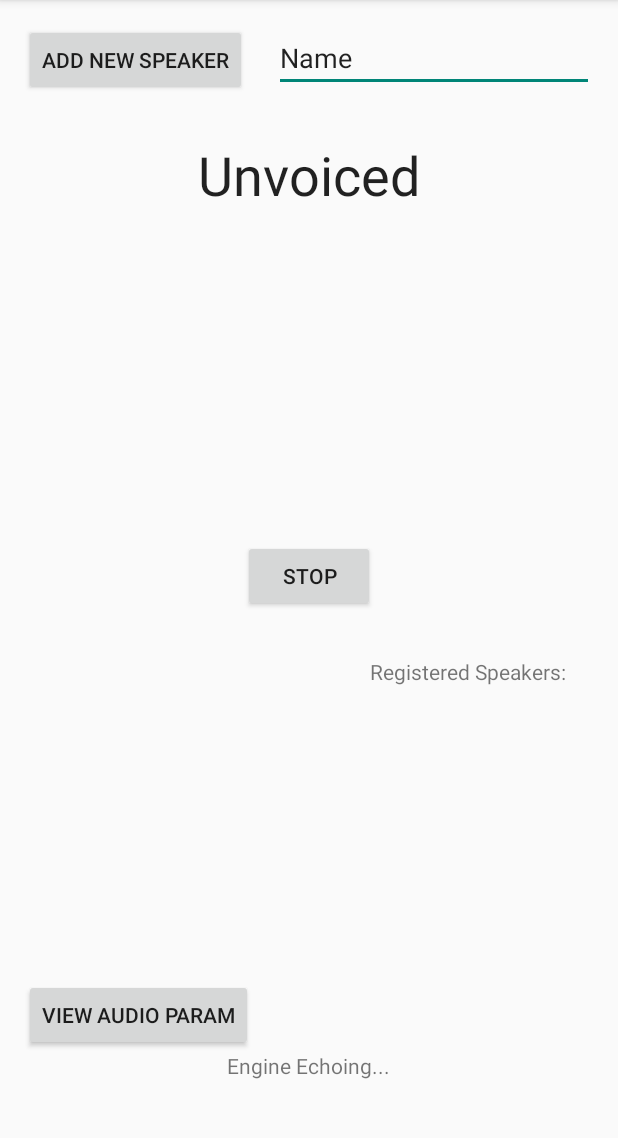
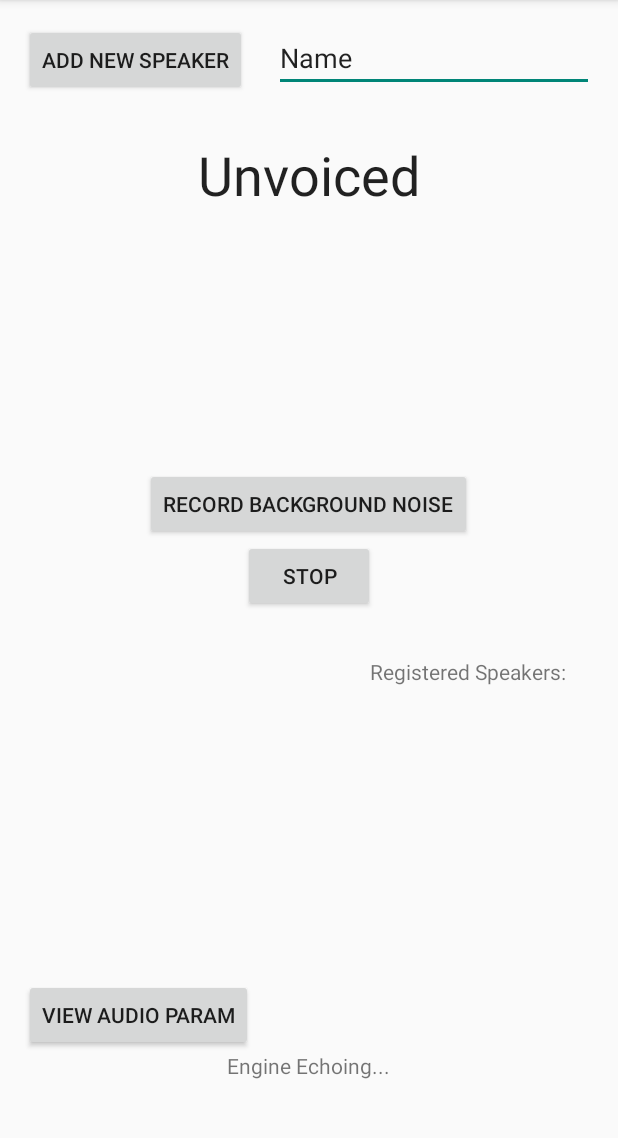
Before and after one commit to seedship/speaker_recognition, an Android app: the screen it shows after launch (MainActivity), after a tap on "START", on a phone screen of 412 x 824 dp, the part 84-1222 px from its top. Run offline under Robolectric (Android 15) with nearby library versions, the phone set to English and light mode, and no system bars; 8 statements that could not run were skipped.

Commit message:
added record background noise

```diff
--- a/app/src/main/java/com/ece420/lab4/MainActivity.java
+++ b/app/src/main/java/com/ece420/lab4/MainActivity.java
@@ -49,6 +49,7 @@ public class MainActivity extends Activity
     // UI Variables
     Button   controlButton;
     Button   addButton;
+    Button   backgroundNoiseButton;
     TextView statusView;
     TextView speakerView;
     EditText nameInput;
@@ -58,6 +59,7 @@ public class MainActivity extends Activity
     boolean supportRecording;
     Boolean isPlaying = false;
     boolean addSpeaker = false;
+    boolean recordingBackground = false;
     // Static Values
     private static final int AUDIO_ECHO_REQUEST = 0;
     private static final int FRAME_SIZE = 1024;
@@ -74,6 +76,7 @@ public class MainActivity extends Activity
         // Google NDK Stuff
         controlButton = (Button)findViewById((R.id.capture_control_button));
         addButton = (Button)findViewById(R.id.addspeaker);
+        backgroundNoiseButton = (Button)findViewById(R.id.recordBackgroundButton);
         statusView = (TextView)findViewById(R.id.statusView);
         nameInput = (EditText)findViewById(R.id.nameInput);
         speakerView = (TextView)findViewById(R.id.speakerView);
@@ -185,6 +188,17 @@ public class MainActivity extends Activity
         } else {
             addButton.setText("Add New Speaker");
             doneAdd();
+        }
+    }
+
+    public void onBackgroundNoiseButtonClick(View view){
+        recordingBackground = !recordingBackground;
+        if(recordingBackground) { //done
+            backgroundNoiseButton.setText("Done Recording Background Noise");
+            startAddBackground();
+        } else {
+            backgroundNoiseButton.setText("Record More Background Noise");
+            doneAddBackground();
         }
     }
 
@@ -301,6 +315,8 @@ public class MainActivity extends Activity
                 freq_view.setText("No Registered Speakers");
             } else if(newFreq[0] == -3) {
                 freq_view.setText("Unrecognized Speaker");
+            }  else if(newFreq[0] == -4) {
+                freq_view.setText("Background Noise");
             } else {
                 freq_view.setText("Unknown code");
             }
@@ -333,6 +349,9 @@ public class MainActivity extends Activity
     public static native void startAdd();
     public static native void doneAdd();
 
+    public static native void startAddBackground();
+    public static native void doneAddBackground();
+
     public static native void init();
 
     public static native int getCurrentSpeaker();
--- a/app/src/main/res/layout/activity_main.xml
+++ b/app/src/main/res/layout/activity_main.xml
@@ -66,4 +66,13 @@
         android:text="Name"
         android:layout_alignParentRight="true"/>
 
+    <Button
+        android:id="@+id/recordBackgroundButton"
+        android:layout_width="wrap_content"
+        android:layout_height="wrap_content"
+        android:layout_centerHorizontal="true"
+        android:onClick="onBackgroundNoiseButtonClick"
+        android:layout_above="@+id/capture_control_button"
+        android:text="Record Background Noise" />
+
 </RelativeLayout>
```
Also changed, not shown: 2 other files.
